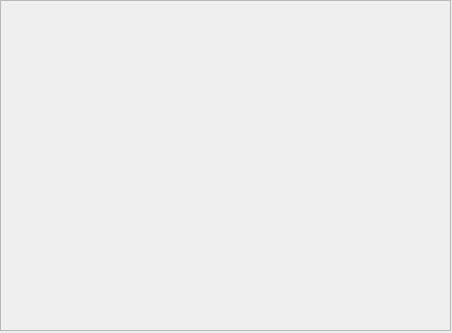
Above: src/QCPF_Plugins/QPlugin2/wdt_hud.ui from Jamie-tong/QCPFrame before the change. Below: the same form after it.
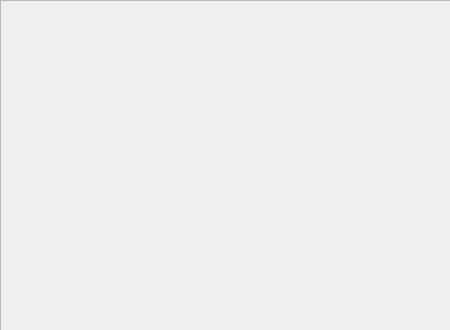
That is the form after the change. Icons and pictures are not drawn.

Patch:
```diff
--- a/src/QCPF_Plugins/QPlugin2/wdt_hud.ui
+++ b/src/QCPF_Plugins/QPlugin2/wdt_hud.ui
@@ -6,8 +6,8 @@
    <rect>
     <x>0</x>
     <y>0</y>
-    <width>452</width>
-    <height>333</height>
+    <width>450</width>
+    <height>330</height>
    </rect>
   </property>
   <property name="windowTitle">
```
Left out of the diff: 2 changed lines with no effect on the pictures.
